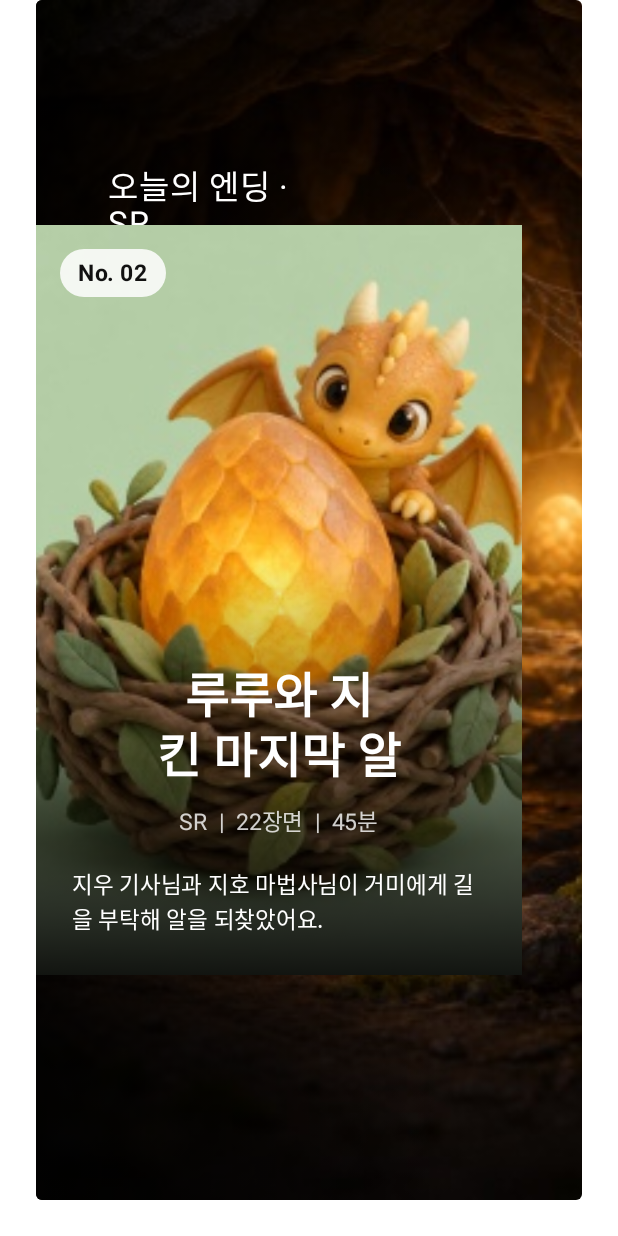
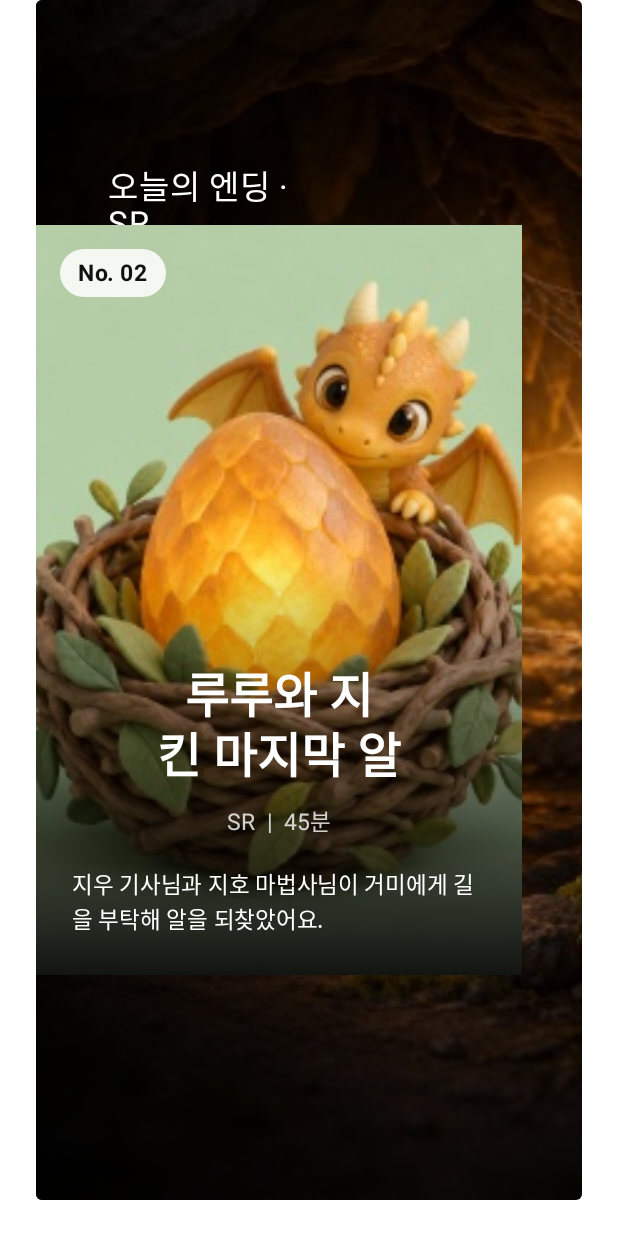
Before and after one commit to econovation-momo/pleos-momo, an Android app built with Jetpack Compose: the composable EndingScreen shown on its own in the app's theme, on a phone screen of 412 x 824 dp. Run offline under Robolectric (Android 15) with nearby library versions, the phone set to English and light mode, and no system bars.

Commit message:
통합 검증 화면 버그 수정: 플레이 나가기, 뒤로 가기, 엔딩 장면 수, 남은 거리 표기
- PlayScreen: 정차 중에만 '이야기 그만하기' 보조 버튼을 두고, 누르면 엔진을 멈추고 홈으로 갑니다.
- MomoApp: BackHandler 하나를 추가했습니다. 오버레이는 닫고, 상세 → 홈, 탑승자 → 상세,
  마켓·마이 → 홈, 올리기 → 마이로 갑니다. 플레이 중에는 주행 중 오조작을 막으려고 삼킵니다.
- EndingScreen: 장면 수는 방금 끝난 이야기에서만 포스터 메타에 한 번 보여 주고,
  보관함 샘플 카드에는 붙이지 않습니다.
- MomoKit: scenesFor가 엔진의 Pacing.sceneCount를 그대로 쓰고,
  kmLabel로 1km 미만 거리를 소수 한 자리(0.4km)로 보여 줍니다.

Co-Authored-By: Claude Opus 5.5 <noreply@anthropic.com>

```diff
--- a/app/src/main/java/app/momo/ui/screens/ConnectScreen.kt
+++ b/app/src/main/java/app/momo/ui/screens/ConnectScreen.kt
@@ -35,7 +35,7 @@ fun ConnectScreen(app: AppState, car: CarState) {
                 kicker = "차량 연결 완료",
                 title = "${car.destination}까지 ${min}분",
                 subtitle = "도착하면 이야기도 함께 끝나요",
-                meta = listOfNotNull(car.remainMeters?.let { "${it / 1000}km" }, "약 ${scenesFor(min)}장면", "${car.riders}명 탑승"),
+                meta = listOfNotNull(car.remainMeters?.let(::kmLabel), "약 ${scenesFor(min)}장면", "${car.riders}명 탑승"),
             )
         } else {
             HeroHeader(
--- a/app/src/main/java/app/momo/ui/screens/EndingScreen.kt
+++ b/app/src/main/java/app/momo/ui/screens/EndingScreen.kt
@@ -34,7 +34,8 @@ fun EndingScreen(app: AppState, car: CarState) {
     val card = play.ending ?: app.endingCards.firstOrNull() ?: return
     val bot = app.bots.firstOrNull { it.id == card.botId } ?: app.bot
     val leave = { to: Screen -> Graph.engine.stop(); AppStore.go(to) }
-    val scenes = if (play.ending != null) play.sceneIndex + 1 else card.minutes / 2
+    // 장면 수는 방금 끝난 이야기에서만 정확히 안다. 보관함 샘플 카드에는 숫자를 붙이지 않는다.
+    val scenes = if (play.ending != null) play.sceneIndex + 1 else null
     var qr by remember { mutableStateOf(false) }
 
     HeroScreen(
@@ -44,9 +45,9 @@ fun EndingScreen(app: AppState, car: CarState) {
                 QrPlaceholder(card.title, Modifier.align(Alignment.CenterHorizontally))
                 Spacer(Modifier.height(14.dp))
                 Text("부모 폰으로 공유", Modifier.fillMaxWidth(), color = Momo.Ink, fontSize = 22.sp, fontWeight = FontWeight.Bold, textAlign = TextAlign.Center)
-                Text("QR을 찍으면 엔딩 카드와 오늘의 그림책이 열려요", Modifier.fillMaxWidth(), color = Momo.Sub, fontSize = 15.sp, textAlign = TextAlign.Center, style = KoBreak)
+                Text("QR을 찍으면 엔딩 카드와 오늘의 장면 그림이 열려요", Modifier.fillMaxWidth(), color = Momo.Sub, fontSize = 15.sp, textAlign = TextAlign.Center, style = KoBreak)
             } else PosterCard(
-                bot, title = card.title, meta = listOf(card.grade, "${scenes}장면", "${card.minutes}분"), body = card.summary,
+                bot, title = card.title, meta = listOfNotNull(card.grade, scenes?.let { "${it}장면" }, "${card.minutes}분"), body = card.summary,
                 image = bot.scenes.lastOrNull() ?: bot.cover, badge = "No. %02d".format(app.endingCards.size),
             )
         },
```
Also changed, not shown: app/src/main/java/app/momo/ui/MomoApp.kt (+13 -0 lines), app/src/main/java/app/momo/ui/components/MomoKit.kt (+5 -2 lines), app/src/main/java/app/momo/ui/screens/PlayScreen.kt (+7 -0 lines).
